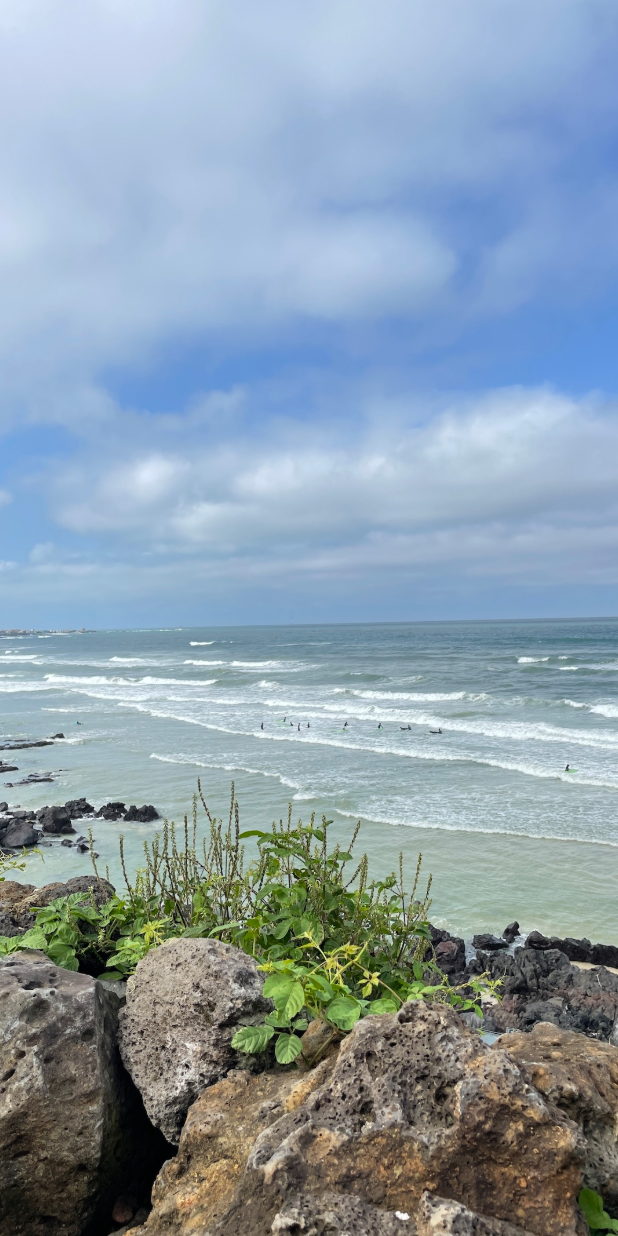
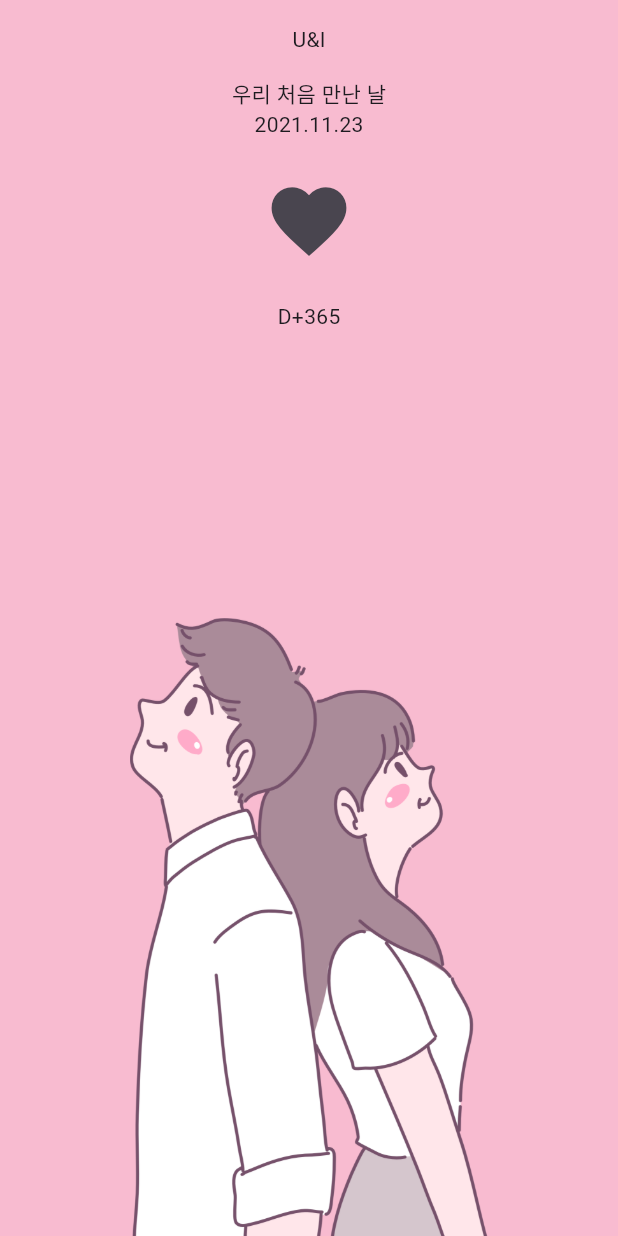
Before and after one commit to YMJ936/codeFactory_flutterPractice, a Flutter app: the screen it shows after launch, on a phone screen of 412 x 824 dp. Run offline on Flutter 3.47's test engine with Material 3 defaults, Android fonts, the phone set to English and light mode, and no system bars.

Commit message:
Make U&I

```diff
--- a/lib/screen/home_screen.dart
+++ b/lib/screen/home_screen.dart
@@ -1,60 +1,72 @@
 import 'package:flutter/material.dart';
-import 'package:flutter/services.dart';
-import 'dart:async';
 
-class HomeScreen extends StatefulWidget {
+class HomeScreen extends StatelessWidget {
   const HomeScreen({Key? key}) : super(key: key);
 
-  @override
-  State<HomeScreen> createState() => _HomeScreenState();
-}
- class _HomeScreenState extends State<HomeScreen> {
-
-  final PageController pageController = PageController();
-
-  @override
-  void initState() {
-    super.initState();
-
-    Timer.periodic(Duration(seconds: 3),
-            (timer) {
-      int? nextPage = pageController.page?.toInt();
-
-      if (nextPage == null) {
-        return;
-      }
-
-      if (nextPage == 4) {
-        nextPage = 0;
-      } else {
-        nextPage++;
-      }
-      pageController.animateToPage(
-          nextPage,
-          duration: Duration(milliseconds: 500),
-          curve: Curves.ease,
-      );
-            },
-    );
-  }
 
   @override
   Widget build(BuildContext context) {
+  return Scaffold(
+    backgroundColor: Colors.pink[100],
+    body: SafeArea(
+      top: true,
+      bottom: false,
+      child: Column(
+        mainAxisAlignment:  MainAxisAlignment.spaceBetween,
 
-  SystemChrome.setSystemUIOverlayStyle(SystemUiOverlayStyle.dark);
-
-  return Scaffold(
-  body: PageView(
-    controller: pageController,
-  children: [1, 2, 3, 4, 5]
-      .map(
-  (number) => Image.asset(
-  'asset/img/image_$number.jpeg',
-  fit: BoxFit.cover,
-  ),
-  )
-      .toList(),
-  ),
+        crossAxisAlignment: CrossAxisAlignment.stretch,
+        children: [
+          _DDay(),
+          _CoupleImage(),
+        ],
+      ),
+    ),
   );
   }
+}
+
+class _DDay extends StatelessWidget{
+  @override
+  Widget build(BuildContext context){
+    return Column(
+      children: [
+        const SizedBox(height: 16.0),
+        Text(
+          'U&I',
+        ),
+        const SizedBox(height: 16.0),
+        Text(
+          '우리 처음 만난 날',
+        ),
+        Text(
+          '2021.11.23',
+        ),
+        const SizedBox(height: 16.0),
+        IconButton(
+          iconSize: 60.0,
+          onPressed: () {},
+            icon: Icon(
+              Icons.favorite,
+            ),
+        ),
+        const SizedBox(height: 16.0),
+        Text(
+          'D+365',
+        ),
+      ],
+    );
   }
+}
+
+class _CoupleImage extends StatelessWidget{
+  @override
+  Widget build(BuildContext context){
+    return Center(
+      child: Image.asset(
+        'asset/img/middle_image.png',
+
+        height: MediaQuery.of(context).size.height / 2,
+      ),
+    );
+  }
+}
```
Also changed, not shown: pubspec.yaml (+12 -4 lines), asset/font/Parisienne-Regular.ttf (added), asset/font/Sunflower-Bold.ttf (added), asset/font/Sunflower-Light.ttf (added), asset/font/Sunflower-Medium.ttf (added), asset/img/image_1.jpeg (deleted), asset/img/image_2.jpeg (deleted), asset/img/image_3.jpeg (deleted), asset/img/image_4.jpeg (deleted), asset/img/image_5.jpeg (deleted), asset/img/middle_image.png (added).
